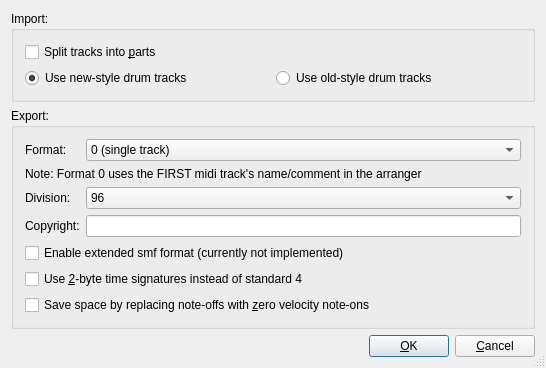
The window that muse2/muse/widgets/configmidifilebase.ui (emrum/muse) describes before a commit, drawn with Qt 5.
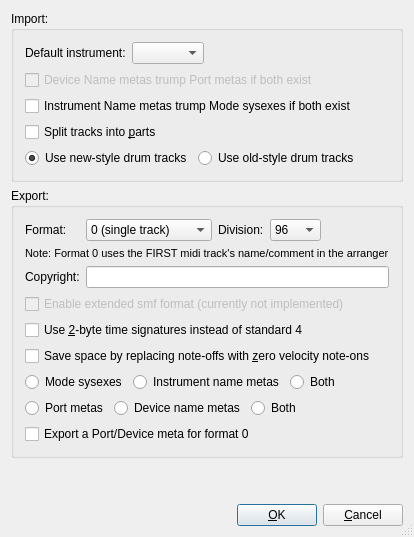
The same window after the commit.

```diff
--- a/muse2/muse/widgets/configmidifilebase.ui
+++ b/muse2/muse/widgets/configmidifilebase.ui
@@ -6,8 +6,8 @@
    <rect>
     <x>0</x>
     <y>0</y>
-    <width>546</width>
-    <height>367</height>
+    <width>408</width>
+    <height>537</height>
    </rect>
   </property>
   <property name="windowTitle">
@@ -16,8 +16,8 @@
   <property name="sizeGripEnabled">
    <bool>true</bool>
   </property>
-  <layout class="QVBoxLayout">
-   <item>
+  <layout class="QGridLayout" name="gridLayout_2">
+   <item row="0" column="0">
     <widget class="QGroupBox" name="midiImportGroupBox">
      <property name="sizePolicy">
       <sizepolicy hsizetype="Preferred" vsizetype="Minimum">
@@ -28,8 +28,55 @@
      <property name="title">
       <string>Import:</string>
      </property>
-     <layout class="QGridLayout">
+     <layout class="QGridLayout" name="gridLayout_3">
       <item row="0" column="0">
+       <widget class="QLabel" name="label">
+        <property name="text">
+         <string>Default instrument:</string>
+        </property>
+       </widget>
+      </item>
+      <item row="0" column="1">
+       <widget class="QComboBox" name="importDefaultInstr">
+        <property name="sizePolicy">
+         <sizepolicy hsizetype="Maximum" vsizetype="Fixed">
+          <horstretch>0</horstretch>
+          <verstretch>0</verstretch>
+         </sizepolicy>
+        </property>
+       </widget>
+      </item>
+      <item row="0" column="2">
+       <spacer name="horizontalSpacer">
+        <property name="orientation">
+         <enum>Qt::Horizontal</enum>
+        </property>
+        <property name="sizeHint" stdset="0">
+         <size>
+          <width>164</width>
+          <height>20</height>
+         </size>
+        </property>
+       </spacer>
+      </item>
+      <item row="1" column="0" colspan="3">
+       <widget class="QCheckBox" name="importDevNameMetas">
+        <property name="enabled">
+         <bool>false</bool>
+        </property>
+        <property name="text">
+         <string>Device Name metas trump Port metas if both exist</string>
+        </property>
+       </widget>
+      </item>
+      <item row="2" column="0" colspan="3">
+       <widget class="QCheckBox" name="importInstrNameMetas">
+        <property name="text">
+         <string>Instrument Name metas trump Mode sysexes if both exist</string>
+        </property>
+       </widget>
+      </item>
+      <item row="3" column="0" colspan="2">
        <widget class="QCheckBox" name="splitPartsCheckBox">
         <property name="toolTip">
          <string>Split tracks into parts, or one single part</string>
@@ -42,7 +89,7 @@
         </property>
        </widget>
       </item>
-      <item row="1" column="0">
+      <item row="4" column="0" colspan="3">
        <layout class="QHBoxLayout" name="horizontalLayout">
         <item>
          <widget class="QRadioButton" name="newDrumsCheckbox">
@@ -56,6 +103,12 @@
         </item>
         <item>
          <widget class="QRadioButton" name="oldDrumsCheckbox">
+          <property name="sizePolicy">
+           <sizepolicy hsizetype="Expanding" vsizetype="Fixed">
+            <horstretch>0</horstretch>
+            <verstretch>0</verstretch>
+           </sizepolicy>
+          </property>
           <property name="text">
            <string>Use old-style drum tracks</string>
           </property>
@@ -66,134 +119,7 @@
      </layout>
     </widget>
    </item>
-   <item>
-    <widget class="QGroupBox" name="midiExportGroupBox">
-     <property name="sizePolicy">
-      <sizepolicy hsizetype="Preferred" vsizetype="Expanding">
-       <horstretch>0</horstretch>
-       <verstretch>0</verstretch>
-      </sizepolicy>
-     </property>
-     <property name="title">
-      <string>Export:</string>
-     </property>
-     <layout class="QGridLayout">
-      <item row="3" column="1">
-       <widget class="QLineEdit" name="copyrightEdit"/>
-      </item>
-      <item row="2" column="1">
-       <widget class="QComboBox" name="divisionCombo">
-        <item>
-         <property name="text">
-          <string>96</string>
-         </property>
-        </item>
-        <item>
-         <property name="text">
-          <string>192</string>
-         </property>
-        </item>
-        <item>
-         <property name="text">
-          <string>384</string>
-         </property>
-        </item>
-       </widget>
-      </item>
-      <item row="4" column="0" colspan="2">
-       <widget class="QCheckBox" name="extendedFormat">
-        <property name="enabled">
-         <bool>true</bool>
-        </property>
-        <property name="text">
-         <string>Enable extended smf format (currently not implemented)</string>
-        </property>
-       </widget>
-      </item>
-      <item row="5" column="0" colspan="2">
-       <widget class="QCheckBox" name="twoByteTimeSigs">
-        <property name="text">
-         <string>Use &amp;2-byte time signatures instead of standard 4</string>
-        </property>
-        <property name="shortcut">
-         <string>Alt+2</string>
-        </property>
-       </widget>
-      </item>
-      <item row="3" column="0">
-       <widget class="QLabel" name="textLabel2">
-        <property name="text">
-         <string>Copyright:</string>
-        </property>
-        <property name="wordWrap">
-         <bool>false</bool>
-        </property>
-       </widget>
-      </item>
-      <item row="0" column="0">
-       <widget class="QLabel" name="textLabel3">
-        <property name="text">
-         <string>Format:</string>
-        </property>
-        <property name="wordWrap">
-         <bool>false</bool>
-        </property>
-       </widget>
-      </item>
-      <item row="1" column="0" colspan="2">
-       <widget class="QLabel" name="textLabel4">
-        <property name="sizePolicy">
-         <sizepolicy hsizetype="Preferred" vsizetype="Maximum">
-          <horstretch>0</horstretch>
-          <verstretch>0</verstretch>
-         </sizepolicy>
-        </property>
-        <property name="text">
-         <string>Note: Format 0 uses the FIRST midi track's name/comment in the arranger</string>
-        </property>
-        <property name="wordWrap">
-         <bool>false</bool>
-        </property>
-       </widget>
-      </item>
-      <item row="2" column="0">
-       <widget class="QLabel" name="textLabel1">
-        <property name="text">
-         <string>Division:</string>
-        </property>
-        <property name="wordWrap">
-         <bool>false</bool>
-        </property>
-       </widget>
-      </item>
-      <item row="6" column="0" colspan="2">
-       <widget class="QCheckBox" name="optNoteOffs">
-        <property name="text">
-         <string>Save space by replacing note-offs with &amp;zero velocity note-ons</string>
-        </property>
-        <property name="shortcut">
-         <string>Alt+Z</string>
-        </property>
-       </widget>
-      </item>
-      <item row="0" column="1">
-       <widget class="QComboBox" name="formatCombo">
-        <item>
-         <property name="text">
-          <string>0 (single track)</string>
-         </property>
-        </item>
-        <item>
-         <property name="text">
-          <string>1 (multiple tracks)</string>
-         </property>
-        </item>
-       </widget>
-      </item>
-     </layout>
-    </widget>
-   </item>
-   <item>
+   <item row="3" column="0">
     <layout class="QHBoxLayout">
      <property name="spacing">
       <number>6</number>
@@ -248,6 +174,300 @@
      </item>
     </layout>
    </item>
+   <item row="1" column="0">
+    <widget class="QGroupBox" name="midiExportGroupBox">
+     <property name="sizePolicy">
+      <sizepolicy hsizetype="Preferred" vsizetype="Expanding">
+       <horstretch>0</horstretch>
+       <verstretch>0</verstretch>
+      </sizepolicy>
+     </property>
+     <property name="title">
+      <string>Export:</string>
+     </property>
+     <layout class="QGridLayout" name="gridLayout">
+      <item row="0" column="0">
+       <widget class="QLabel" name="textLabel3">
+        <property name="sizePolicy">
+         <sizepolicy hsizetype="Preferred" vsizetype="Preferred">
+          <horstretch>0</horstretch>
+          <verstretch>0</verstretch>
+         </sizepolicy>
+        </property>
+        <property name="text">
+         <string>Format:</string>
+        </property>
+        <property name="wordWrap">
+         <bool>false</bool>
+        </property>
+       </widget>
+      </item>
+      <item row="0" column="1">
+       <widget class="QComboBox" name="formatCombo">
+        <property name="sizePolicy">
+         <sizepolicy hsizetype="Maximum" vsizetype="Fixed">
+          <horstretch>0</horstretch>
+          <verstretch>0</verstretch>
+         </sizepolicy>
+        </property>
+        <item>
+         <property name="text">
+          <string>0 (single track)</string>
+         </property>
+        </item>
+        <item>
+         <property name="text">
+          <string>1 (multiple tracks)</string>
+         </property>
+        </item>
+       </widget>
+      </item>
+      <item row="0" column="2">
+       <widget class="QLabel" name="textLabel1">
+        <property name="text">
+         <string>Division:</string>
+        </property>
+        <property name="wordWrap">
+         <bool>false</bool>
+        </property>
+       </widget>
+      </item>
+      <item row="0" column="3">
+       <widget class="QComboBox" name="divisionCombo">
+        <property name="sizePolicy">
+         <sizepolicy hsizetype="Maximum" vsizetype="Fixed">
+          <horstretch>0</horstretch>
+          <verstretch>0</verstretch>
+         </sizepolicy>
+        </property>
+        <item>
+         <property name="text">
+          <string>96</string>
+         </property>
+        </item>
+        <item>
+         <property name="text">
+          <string>192</string>
+         </property>
+        </item>
+        <item>
+         <property name="text">
+          <string>384</string>
+         </property>
+        </item>
+       </widget>
+      </item>
+      <item row="0" column="4">
+       <spacer name="horizontalSpacer_2">
+        <property name="orientation">
+         <enum>Qt::Horizontal</enum>
+        </property>
+        <property name="sizeHint" stdset="0">
+         <size>
+          <width>59</width>
+          <height>20</height>
+         </size>
+        </property>
+       </spacer>
+      </item>
+      <item row="1" column="0" colspan="5">
+       <widget class="QLabel" name="textLabel4">
+        <property name="sizePolicy">
+         <sizepolicy hsizetype="Preferred" vsizetype="Maximum">
+          <horstretch>0</horstretch>
+          <verstretch>0</verstretch>
+         </sizepolicy>
+        </property>
+        <property name="font">
+         <font>
+          <pointsize>8</pointsize>
+         </font>
+        </property>
+        <property name="text">
+         <string>Note: Format 0 uses the FIRST midi track's name/comment in the arranger</string>
+        </property>
+        <property name="wordWrap">
+         <bool>false</bool>
+        </property>
+       </widget>
+      </item>
+      <item row="2" column="0">
+       <widget class="QLabel" name="textLabel2">
+        <property name="sizePolicy">
+         <sizepolicy hsizetype="Maximum" vsizetype="Preferred">
+          <horstretch>0</horstretch>
+          <verstretch>0</verstretch>
+         </sizepolicy>
+        </property>
+        <property name="text">
+         <string>Copyright:</string>
+        </property>
+        <property name="wordWrap">
+         <bool>false</bool>
+        </property>
+       </widget>
+      </item>
+      <item row="2" column="1" colspan="4">
+       <widget class="QLineEdit" name="copyrightEdit"/>
+      </item>
+      <item row="3" column="0" colspan="5">
+       <widget class="QCheckBox" name="extendedFormat">
+        <property name="enabled">
+         <bool>false</bool>
+        </property>
+        <property name="text">
+         <string>Enable extended smf format (currently not implemented)</string>
+        </property>
+       </widget>
+      </item>
+      <item row="4" column="0" colspan="4">
+       <widget class="QCheckBox" name="twoByteTimeSigs">
+        <property name="text">
+         <string>Use &amp;2-byte time signatures instead of standard 4</string>
+        </property>
+        <property name="shortcut">
+         <string>Alt+2</string>
+        </property>
+       </widget>
+      </item>
+      <item row="5" column="0" colspan="5">
+       <widget class="QCheckBox" name="optNoteOffs">
+        <property name="text">
+         <string>Save space by replacing note-offs with &amp;zero velocity note-ons</string>
+        </property>
+        <property name="shortcut">
+         <string>Alt+Z</string>
+        </property>
+       </widget>
+      </item>
+      <item row="6" column="0" colspan="5">
+       <widget class="QFrame" name="frame">
+        <property name="frameShape">
+         <enum>QFrame::NoFrame</enum>
+        </property>
+        <property name="frameShadow">
+         <enum>QFrame::Plain</enum>
+        </property>
+        <property name="lineWidth">
+         <number>0</number>
+        </property>
+        <layout class="QHBoxLayout" name="horizontalLayout_6">
+         <property name="spacing">
+          <number>6</number>
+         </property>
+         <property name="margin">
+          <number>0</number>
+         </property>
+         <item>
+          <widget class="QRadioButton" name="exportModeSysexes">
+           <property name="sizePolicy">
+            <sizepolicy hsizetype="Maximum" vsizetype="Fixed">
+             <horstretch>0</horstretch>
+             <verstretch>0</verstretch>
+            </sizepolicy>
+           </property>
+           <property name="text">
+            <string>Mode sysexes</string>
+           </property>
+          </widget>
+         </item>
+         <item>
+          <widget class="QRadioButton" name="exportInstrumentNames">
+           <property name="sizePolicy">
+            <sizepolicy hsizetype="Maximum" vsizetype="Fixed">
+             <horstretch>0</horstretch>
+             <verstretch>0</verstretch>
+            </sizepolicy>
+           </property>
+           <property name="text">
+            <string>Instrument name metas</string>
+           </property>
+          </widget>
+         </item>
+         <item>
+          <widget class="QRadioButton" name="exportModeAndInstrName">
+           <property name="text">
+            <string>Both</string>
+           </property>
+          </widget>
+         </item>
+        </layout>
+       </widget>
+      </item>
+      <item row="7" column="0" colspan="5">
+       <widget class="QFrame" name="frame_2">
+        <property name="frameShape">
+         <enum>QFrame::NoFrame</enum>
+        </property>
+        <property name="frameShadow">
+         <enum>QFrame::Plain</enum>
+        </property>
+        <property name="lineWidth">
+         <number>0</number>
+        </property>
+        <layout class="QHBoxLayout" name="horizontalLayout_7">
+         <property name="margin">
+          <number>0</number>
+         </property>
+         <item>
+          <widget class="QRadioButton" name="exportPortMetas">
+           <property name="sizePolicy">
+            <sizepolicy hsizetype="Maximum" vsizetype="Fixed">
+             <horstretch>0</horstretch>
+             <verstretch>0</verstretch>
+            </sizepolicy>
+           </property>
+           <property name="text">
+            <string>Port metas</string>
+           </property>
+          </widget>
+         </item>
+         <item>
+          <widget class="QRadioButton" name="exportDeviceNameMetas">
+           <property name="sizePolicy">
+            <sizepolicy hsizetype="Maximum" vsizetype="Fixed">
+             <horstretch>0</horstretch>
+             <verstretch>0</verstretch>
+            </sizepolicy>
+           </property>
+           <property name="text">
+            <string>Device name metas</string>
+           </property>
+          </widget>
+         </item>
+         <item>
+          <widget class="QRadioButton" name="exportPortAndDeviceNameMetas">
+           <property name="text">
+            <string>Both</string>
+           </property>
+          </widget>
+         </item>
+        </layout>
+       </widget>
+      </item>
+      <item row="8" column="0" colspan="3">
+       <widget class="QCheckBox" name="exportPortDeviceSMF0">
+        <property name="text">
+         <string>Export a Port/Device meta for format 0</string>
+        </property>
+       </widget>
+      </item>
+     </layout>
+    </widget>
+   </item>
+   <item row="2" column="0">
+    <spacer name="verticalSpacer">
+     <property name="orientation">
+      <enum>Qt::Vertical</enum>
+     </property>
+     <property name="sizeHint" stdset="0">
+      <size>
+       <width>20</width>
+       <height>40</height>
+      </size>
+     </property>
+    </spacer>
+   </item>
   </layout>
  </widget>
  <layoutdefault spacing="6" margin="11"/>
```
